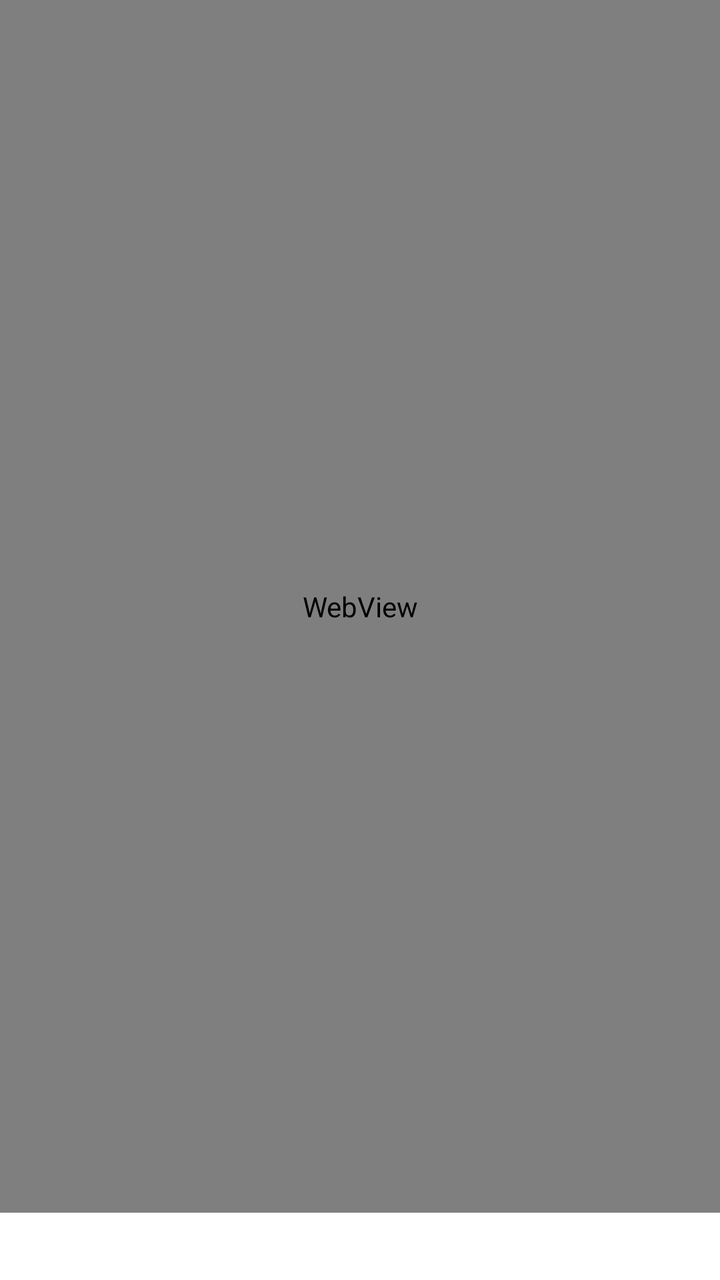
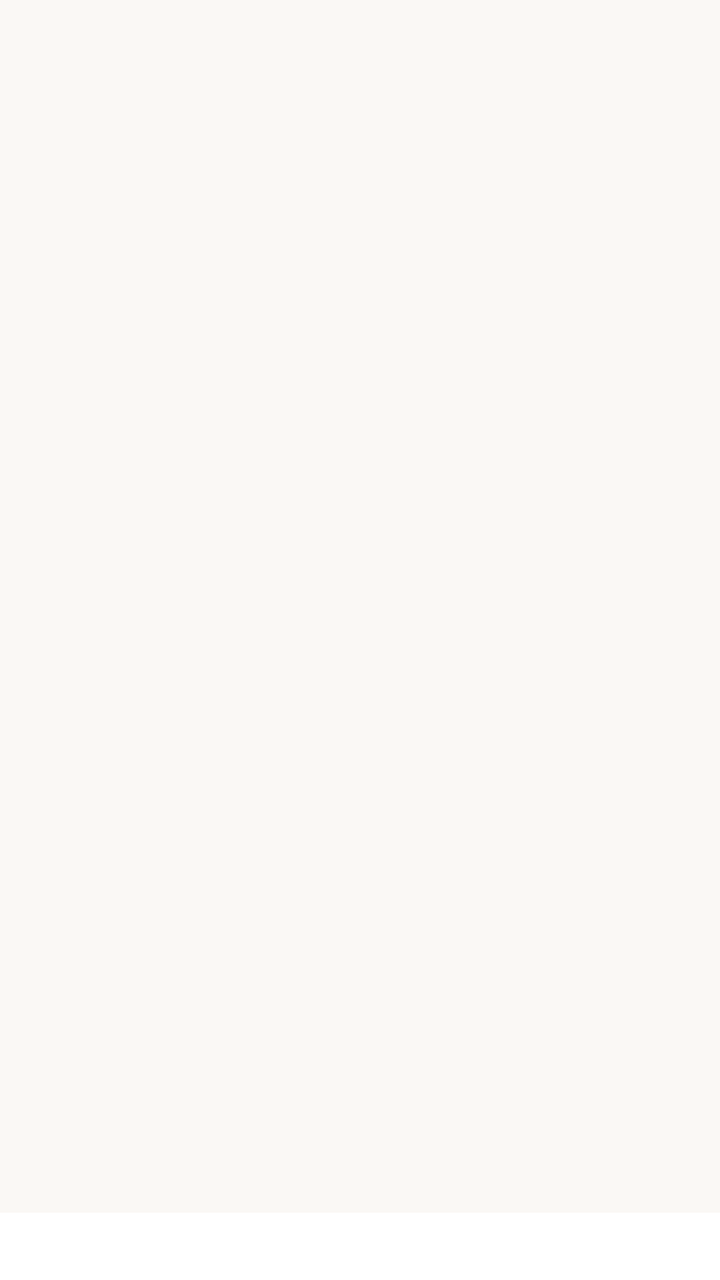

Compare the two renders of this Android layout. The source of the first and the diff that turns it into the second are given below.
<!-- AndroidManifest.xml: application theme Theme.ChepeRakhaReader -->
<!-- res/layout/activity_reader.xml -->
<?xml version="1.0" encoding="utf-8"?>
<androidx.constraintlayout.widget.ConstraintLayout
    xmlns:android="http://schemas.android.com/apk/res/android"
    xmlns:app="http://schemas.android.com/apk/res-auto"
    android:id="@+id/root"
    android:layout_width="match_parent"
    android:layout_height="match_parent"
    android:background="@color/background">

    
    <WebView
        android:id="@+id/webReader"
        android:layout_width="0dp"
        android:layout_height="0dp"
        app:layout_constraintTop_toTopOf="parent"
        app:layout_constraintBottom_toTopOf="@+id/bottomBar"
        app:layout_constraintStart_toStartOf="parent"
        app:layout_constraintEnd_toEndOf="parent" />

    
    <LinearLayout
        android:id="@+id/bottomBar"
        android:layout_width="0dp"
        android:layout_height="wrap_content"
        android:orientation="horizontal"
        android:gravity="center_vertical"
        android:paddingHorizontal="16dp"
        android:paddingVertical="8dp"
        android:background="@color/surface"
        app:layout_constraintBottom_toBottomOf="parent"
        app:layout_constraintStart_toStartOf="parent"
        app:layout_constraintEnd_toEndOf="parent">

        <TextView
            android:id="@+id/chapterName"
            android:layout_width="0dp"
            android:layout_height="wrap_content"
            android:layout_weight="1"
            android:textSize="13sp"
            android:textColor="@color/text_secondary"
            android:maxLines="1"
            android:ellipsize="end" />

        <TextView
            android:id="@+id/progressPct"
            android:layout_width="wrap_content"
            android:layout_height="wrap_content"
            android:layout_marginStart="12dp"
            android:textSize="13sp"
            android:textColor="@color/text_secondary" />

    </LinearLayout>

</androidx.constraintlayout.widget.ConstraintLayout>
<!-- resources referenced by this layout -->
<resources>
  <color name="background">#FAF8F5</color>
  <color name="surface">#FFFFFF</color>
  <color name="text_secondary">#6B6B6B</color>
  <style name="Theme.ChepeRakhaReader" parent="Theme.MaterialComponents.Light.NoActionBar">
          <item name="colorPrimary">@color/accent</item>
          <item name="colorOnPrimary">@android:color/white</item>
          <item name="colorSecondary">@color/accent_light</item>
          <item name="colorOnSecondary">@android:color/white</item>
          <item name="android:colorBackground">@color/background</item>
          <item name="colorSurface">@color/surface</item>
          <item name="colorOnSurface">@color/text_primary</item>
          <item name="colorSurfaceVariant">@color/surface_variant</item>
          <item name="android:statusBarColor">@android:color/transparent</item>
          <item name="android:navigationBarColor">@color/surface</item>
          <item name="materialButtonStyle">@style/CustomMaterialButton</item>
      </style>
  <color name="accent">#8B6914</color>
  <color name="accent_light">#C4A35A</color>
  <color name="text_primary">#1A1A1A</color>
  <color name="surface_variant">#F0EDE8</color>
  <style name="CustomMaterialButton" parent="Widget.MaterialComponents.Button">
          <item name="cornerRadius">28dp</item>
          <item name="android:textSize">16sp</item>
          <item name="android:fontFamily">sans-serif</item>
      </style>
</resources>

<!-- the commit's change to res/layout/activity_reader.xml (unified diff, before → after) -->
@@ -8,12 +8,58 @@
     android:background="@color/background">
 
     
-    <WebView
-        android:id="@+id/webReader"
+    <FrameLayout
+        android:id="@+id/readerContainer"
         android:layout_width="0dp"
         android:layout_height="0dp"
         app:layout_constraintTop_toTopOf="parent"
         app:layout_constraintBottom_toTopOf="@+id/bottomBar"
+        app:layout_constraintStart_toStartOf="parent"
+        app:layout_constraintEnd_toEndOf="parent" />
+
+    
+    <LinearLayout
+        android:id="@+id/errorMessage"
+        android:layout_width="0dp"
+        android:layout_height="wrap_content"
+        android:orientation="vertical"
+        android:gravity="center"
+        android:padding="32dp"
+        android:visibility="gone"
+        app:layout_constraintTop_toTopOf="parent"
+        app:layout_constraintBottom_toBottomOf="parent"
+        app:layout_constraintStart_toStartOf="parent"
+        app:layout_constraintEnd_toEndOf="parent">
+
+        <TextView
+            android:layout_width="wrap_content"
+            android:layout_height="wrap_content"
+            android:text="@string/error_opening_book"
+            android:textSize="18sp"
+            android:textColor="@color/text_primary"
+            android:gravity="center"
+            android:layout_marginBottom="8dp" />
+
+        <TextView
+            android:id="@+id/errorMessageText"
+            android:layout_width="match_parent"
+            android:layout_height="wrap_content"
+            android:text="@string/error_message"
+            android:textSize="14sp"
+            android:textColor="@color/text_secondary"
+            android:gravity="center" />
+
+    </LinearLayout>
+
+    
+    <ProgressBar
+        android:id="@+id/progressBar"
+        style="?android:attr/progressBarStyleHorizontal"
+        android:layout_width="0dp"
+        android:layout_height="4dp"
+        android:progressTint="@color/accent"
+        android:visibility="gone"
+        app:layout_constraintTop_toTopOf="parent"
         app:layout_constraintStart_toStartOf="parent"
         app:layout_constraintEnd_toEndOf="parent" />
 
<!-- resource entries referenced after the edit -->
@@ -1,8 +1,12 @@
 <!-- resources referenced by this layout -->
 <resources>
+  <color name="accent">#8B6914</color>
   <color name="background">#FAF8F5</color>
   <color name="surface">#FFFFFF</color>
+  <color name="text_primary">#1A1A1A</color>
   <color name="text_secondary">#6B6B6B</color>
+  <string name="error_message">এই বইটি খোলার সময় সমস্যা হয়েছে। অনুগ্রহ করে অ্যাপটি রিইনস্টল করুন অথবা প্রকাশকের সাথে যোগাযোগ করুন।</string>
+  <string name="error_opening_book">বই খোলা যায়নি</string>
   <style name="Theme.ChepeRakhaReader" parent="Theme.MaterialComponents.Light.NoActionBar">
           <item name="colorPrimary">@color/accent</item>
           <item name="colorOnPrimary">@android:color/white</item>
@@ -16,9 +20,7 @@
           <item name="android:navigationBarColor">@color/surface</item>
           <item name="materialButtonStyle">@style/CustomMaterialButton</item>
       </style>
-  <color name="accent">#8B6914</color>
   <color name="accent_light">#C4A35A</color>
-  <color name="text_primary">#1A1A1A</color>
   <color name="surface_variant">#F0EDE8</color>
   <style name="CustomMaterialButton" parent="Widget.MaterialComponents.Button">
           <item name="cornerRadius">28dp</item>
